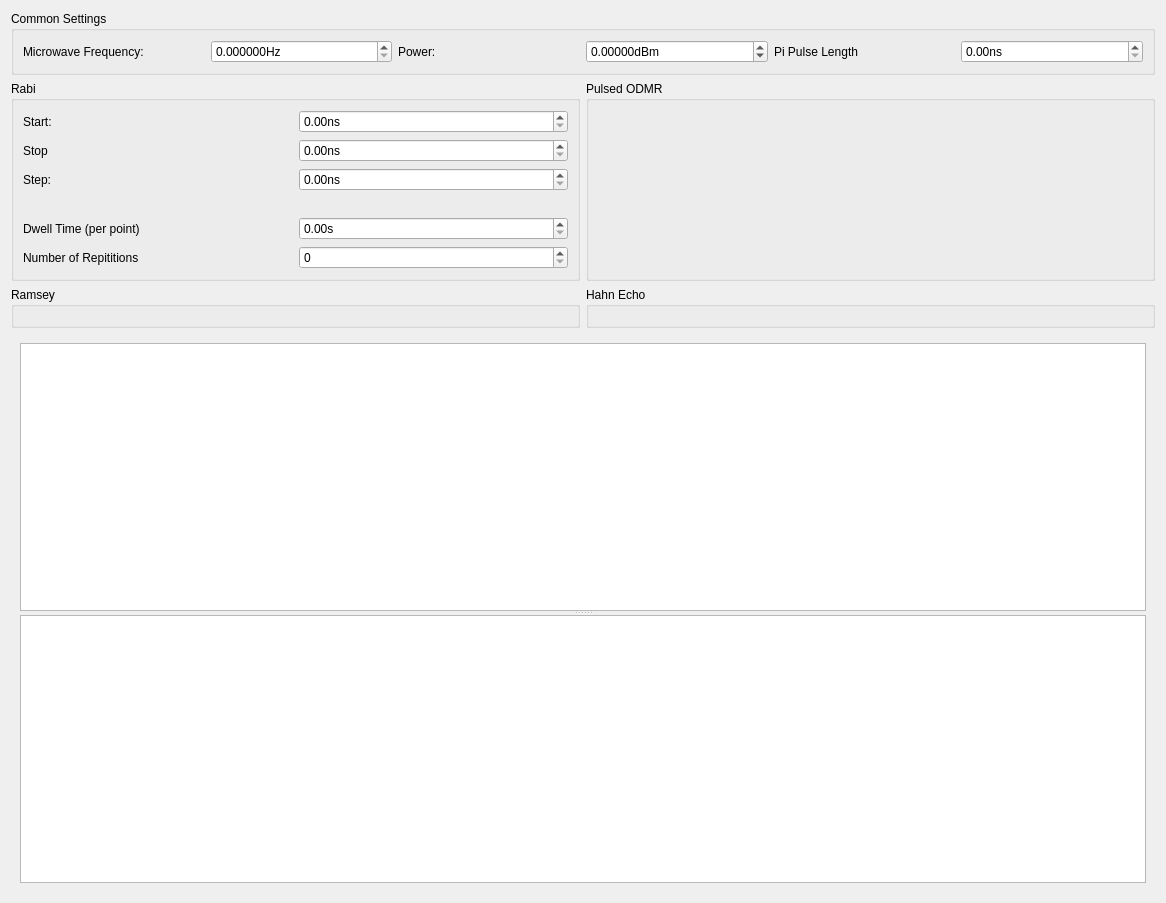
This is gui/pulsed_sg/ui_standard_experiments.ui in paulstevensonlab/qudi as Qt 5 draws it before an edit. The edited form follows.
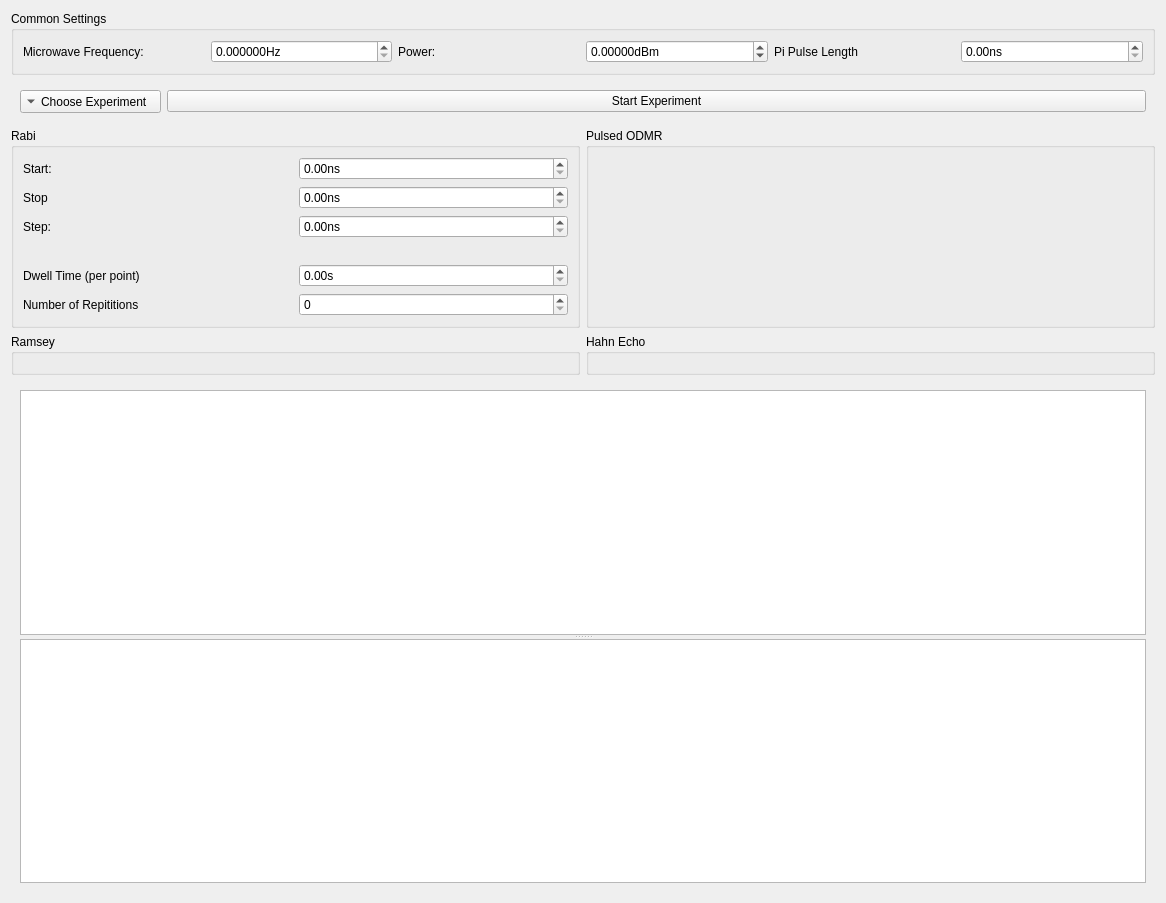
This is the edited form. Custom widgets are drawn as their Qt base class.

```diff
--- a/gui/pulsed_sg/ui_standard_experiments.ui
+++ b/gui/pulsed_sg/ui_standard_experiments.ui
@@ -14,7 +14,7 @@
    <string>Form</string>
   </property>
   <layout class="QGridLayout" name="gridLayout">
-   <item row="2" column="5">
+   <item row="3" column="5">
     <widget class="QGroupBox" name="pulsed_odmr_box">
      <property name="title">
       <string>Pulsed ODMR</string>
@@ -22,7 +22,7 @@
      <layout class="QGridLayout" name="gridLayout_11"/>
     </widget>
    </item>
-   <item row="3" column="4">
+   <item row="4" column="4">
     <widget class="QGroupBox" name="ramsey_box">
      <property name="title">
       <string>Ramsey</string>
@@ -30,7 +30,7 @@
      <layout class="QGridLayout" name="gridLayout_5"/>
     </widget>
    </item>
-   <item row="3" column="5">
+   <item row="4" column="5">
     <widget class="QGroupBox" name="hahn_echo_box">
      <property name="title">
       <string>Hahn Echo</string>
@@ -123,42 +123,7 @@
      </layout>
     </widget>
    </item>
-   <item row="4" column="4" colspan="2">
-    <widget class="QWidget" name="widget" native="true">
-     <layout class="QHBoxLayout" name="horizontalLayout_4">
-      <item>
-       <widget class="QSplitter" name="splitter">
-        <property name="sizePolicy">
-         <sizepolicy hsizetype="Preferred" vsizetype="Expanding">
-          <horstretch>1</horstretch>
-          <verstretch>0</verstretch>
-         </sizepolicy>
-        </property>
-        <property name="orientation">
-         <enum>Qt::Vertical</enum>
-        </property>
-        <widget class="PlotWidget" name="pulsed_PlotWidget_2">
-         <property name="sizePolicy">
-          <sizepolicy hsizetype="Expanding" vsizetype="Expanding">
-           <horstretch>1</horstretch>
-           <verstretch>1</verstretch>
-          </sizepolicy>
-         </property>
-        </widget>
-        <widget class="PlotWidget" name="pulsed_matrix_PlotWidget_2">
-         <property name="sizePolicy">
-          <sizepolicy hsizetype="Expanding" vsizetype="Expanding">
-           <horstretch>1</horstretch>
-           <verstretch>1</verstretch>
-          </sizepolicy>
-         </property>
-        </widget>
-       </widget>
-      </item>
-     </layout>
-    </widget>
-   </item>
-   <item row="2" column="4">
+   <item row="3" column="4">
     <widget class="QGroupBox" name="rabi_box">
      <property name="title">
       <string>Rabi</string>
@@ -253,6 +218,71 @@
      </layout>
     </widget>
    </item>
+   <item row="5" column="4" colspan="2">
+    <widget class="QWidget" name="widget" native="true">
+     <layout class="QHBoxLayout" name="horizontalLayout_4">
+      <item>
+       <widget class="QSplitter" name="splitter">
+        <property name="sizePolicy">
+         <sizepolicy hsizetype="Preferred" vsizetype="Expanding">
+          <horstretch>1</horstretch>
+          <verstretch>0</verstretch>
+         </sizepolicy>
+        </property>
+        <property name="orientation">
+         <enum>Qt::Vertical</enum>
+        </property>
+        <widget class="PlotWidget" name="pulsed_PlotWidget_2">
+         <property name="sizePolicy">
+          <sizepolicy hsizetype="Expanding" vsizetype="Expanding">
+           <horstretch>1</horstretch>
+           <verstretch>1</verstretch>
+          </sizepolicy>
+         </property>
+        </widget>
+        <widget class="PlotWidget" name="pulsed_matrix_PlotWidget_2">
+         <property name="sizePolicy">
+          <sizepolicy hsizetype="Expanding" vsizetype="Expanding">
+           <horstretch>1</horstretch>
+           <verstretch>1</verstretch>
+          </sizepolicy>
+         </property>
+        </widget>
+       </widget>
+      </item>
+     </layout>
+    </widget>
+   </item>
+   <item row="2" column="4" colspan="2">
+    <widget class="QWidget" name="widget_2" native="true">
+     <layout class="QHBoxLayout" name="horizontalLayout_5">
+      <item>
+       <layout class="QHBoxLayout" name="horizontalLayout_6">
+        <item>
+         <widget class="QToolButton" name="toolbutton_choose_expt">
+          <property name="text">
+           <string>Choose Experiment</string>
+          </property>
+          <property name="toolButtonStyle">
+           <enum>Qt::ToolButtonTextBesideIcon</enum>
+          </property>
+          <property name="arrowType">
+           <enum>Qt::DownArrow</enum>
+          </property>
+         </widget>
+        </item>
+        <item>
+         <widget class="QPushButton" name="button_start_st_expt">
+          <property name="text">
+           <string>Start Experiment</string>
+          </property>
+         </widget>
+        </item>
+       </layout>
+      </item>
+     </layout>
+    </widget>
+   </item>
   </layout>
  </widget>
  <customwidgets>
```
Left out of the diff: 4 changed lines with no effect on the pictures.
